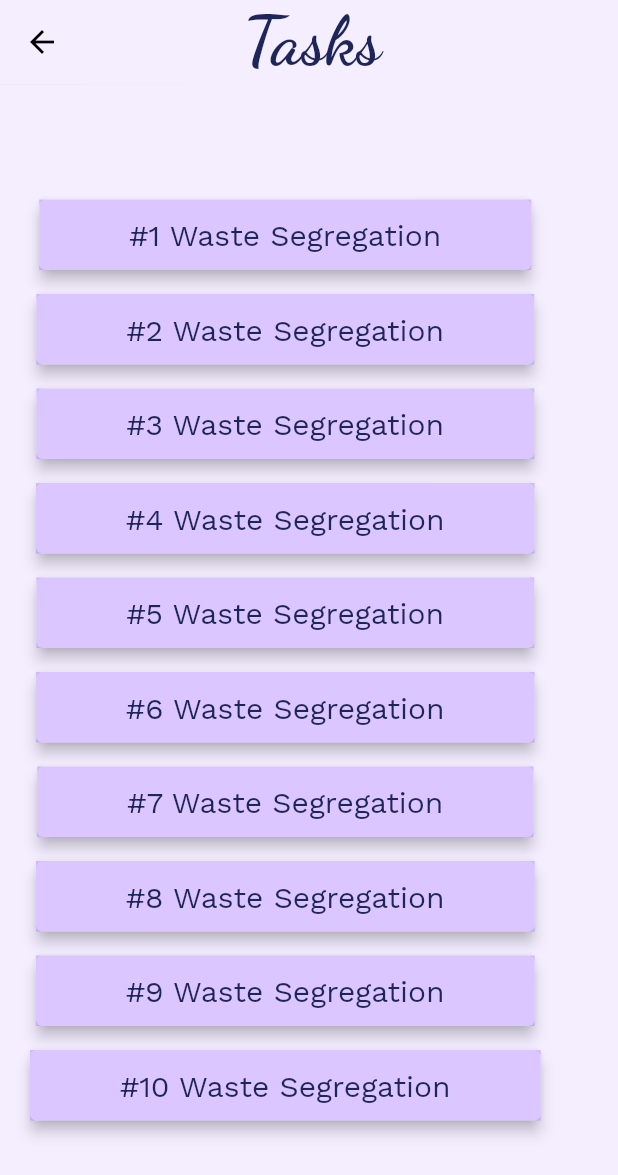
After one commit to Manorama09/Aasha, a Flutter app: the HomeScreen screen opened directly, after a tap on "Tasks", on a phone screen of 412 x 824 dp. The commit adds this screen. Shown: the top 1175 px of the screen. Run offline on Flutter 3.47's test engine with Material 2 defaults, Android fonts, the phone set to English and light mode, and no system bars; our stand-ins replace google_fonts; missing offline and left inert: twitter_api.

Commit message:
Added Tasks and Ranks Page

```diff
--- a/lib/screens/home.dart
+++ b/lib/screens/home.dart
@@ -1,5 +1,7 @@
 import 'package:aasha/screens/about.dart';
+import 'package:aasha/screens/ranks.dart';
 import 'package:aasha/screens/news.dart';
+import 'package:aasha/screens/tasks.dart';
 import 'package:flutter/material.dart';
 import 'package:google_fonts/google_fonts.dart';
 
@@ -41,8 +43,26 @@ class HomeScreen extends StatelessWidget {
                   padding: const EdgeInsets.fromLTRB(10, 0, 0, 0),
                   child: Row(
                     children: <Widget>[
-                      button("Tasks"),
-                      button("Ranks"),
+                      GestureDetector(
+                        onTap: () {
+                          Navigator.push(
+                            context,
+                            MaterialPageRoute(
+                                builder: (context) => TasksScreen()),
+                          );
+                        },
+                        child: button("Tasks"),
+                      ),
+                      GestureDetector(
+                        onTap: () {
+                          Navigator.push(
+                            context,
+                            MaterialPageRoute(
+                                builder: (context) => RanksScreen()),
+                          );
+                        },
+                        child: button("Ranks"),
+                      ),
                     ],
                   ),
                 ),
--- a/lib/screens/news.dart
+++ b/lib/screens/news.dart
@@ -42,7 +42,7 @@ class _NewsScreenState extends State<NewsScreen> {
             return Container(
               margin: EdgeInsets.symmetric(horizontal: 10, vertical: 2),
               child: Card(
-                  elevation: 8.0,
+                  elevation: 3.0,
                   margin:
                       new EdgeInsets.symmetric(horizontal: 10.0, vertical: 6.0),
                   child: Container(
--- /dev/null
+++ b/lib/screens/tasks.dart
@@ -0,0 +1,64 @@
+import 'package:flutter/material.dart';
+import 'package:google_fonts/google_fonts.dart';
+
+class TasksScreen extends StatefulWidget {
+  @override
+  _TasksScreenState createState() => _TasksScreenState();
+}
+
+class _TasksScreenState extends State<TasksScreen> {
+  Widget task(String s) {
+    return Container(
+      margin: EdgeInsets.symmetric(horizontal: 10, vertical: 2),
+      child: Card(
+          elevation: 4.0,
+          margin: new EdgeInsets.symmetric(horizontal: 10.0, vertical: 6.0),
+          child: Container(
+              decoration: BoxDecoration(
+                  color: const Color(0xffB180FE).withOpacity(0.45)),
+              child: Padding(
+                padding:
+                    const EdgeInsets.symmetric(vertical: 12.0, horizontal: 60),
+                child: Text(s,
+                    style: GoogleFonts.workSans(
+                        color: const Color(0xff1E2558),
+                        fontSize: 20,
+                        fontWeight: FontWeight.w400)),
+              ))),
+    );
+  }
+
+  @override
+  Widget build(BuildContext context) {
+    return Scaffold(
+      backgroundColor: const Color(0xffF4EEFF),
+      appBar: new AppBar(
+        elevation: 0.1,
+        backgroundColor: const Color(0xffF4EEFF),
+        title: Padding(
+          padding: const EdgeInsets.fromLTRB(90, 0, 0, 0),
+          child: Text("Tasks",
+              style: GoogleFonts.dancingScript(
+                  color: const Color(0xff1E2558),
+                  fontSize: 45,
+                  fontWeight: FontWeight.w700)),
+        ),
+      ),
+      body: Column(
+        mainAxisAlignment: MainAxisAlignment.center,
+        children: <Widget>[
+          task("#1 Waste Segregation"),
+          task("#2 Waste Segregation"),
+          task("#3 Waste Segregation"),
+          task("#4 Waste Segregation"),
+          task("#5 Waste Segregation"),
+          task("#6 Waste Segregation"),
+          task("#7 Waste Segregation"),
+          task("#8 Waste Segregation"),
+          task("#9 Waste Segregation"),
+          task("#10 Waste Segregation"),
+        ],
+      ),
+    );
+  }
+}
```
Also changed, not shown: lib/screens/ranks.dart (added, +53 -0 lines).
